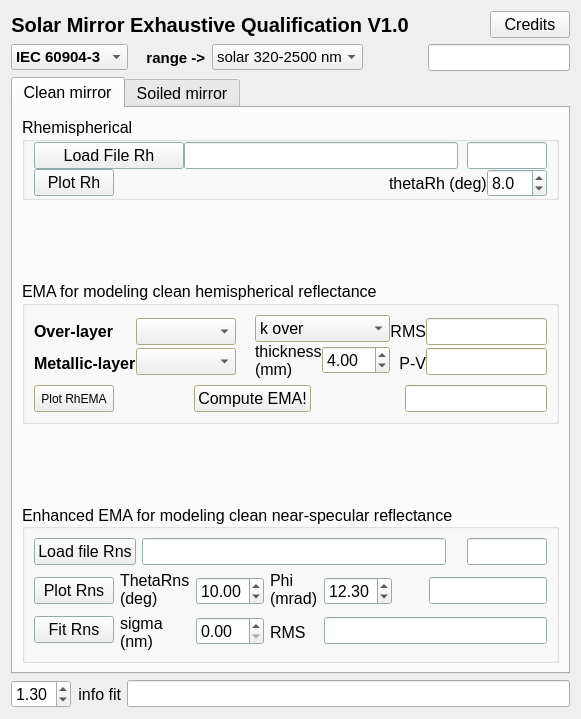
First picture: the form in Workspace/qtSource/SMEQ/SMEQ.ui, repository mmonty1960/SMEQ, before the edit.
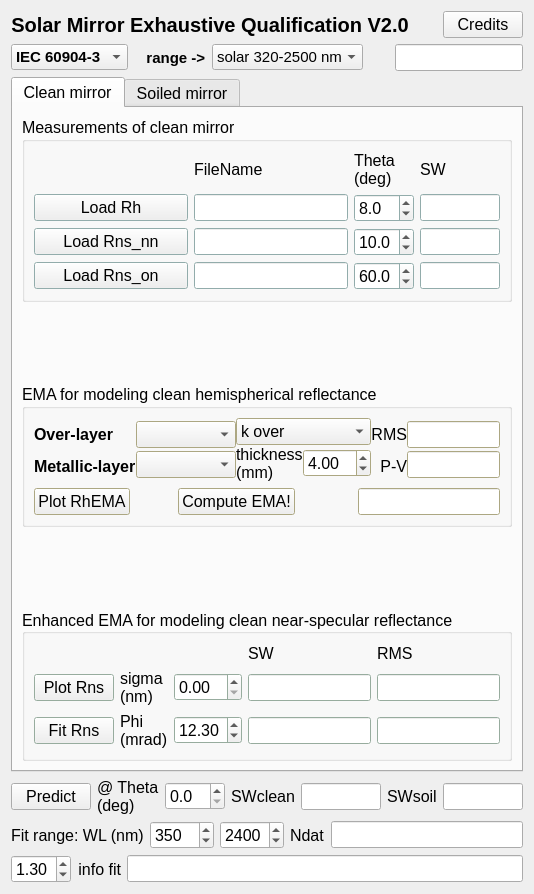
Second picture: the form after the edit.

```diff
--- a/Workspace/qtSource/SMEQ/SMEQ.ui
+++ b/Workspace/qtSource/SMEQ/SMEQ.ui
@@ -9,8 +9,8 @@
    <rect>
     <x>0</x>
     <y>0</y>
-    <width>581</width>
-    <height>719</height>
+    <width>534</width>
+    <height>894</height>
    </rect>
   </property>
   <property name="maximumSize">
@@ -28,7 +28,7 @@
   <property name="windowTitle">
    <string>SMEQ</string>
   </property>
-  <layout class="QVBoxLayout" name="verticalLayout_8">
+  <layout class="QVBoxLayout" name="verticalLayout_2">
    <item>
     <layout class="QHBoxLayout" name="horizontalLayout_14">
      <item>
@@ -40,7 +40,7 @@
         </font>
        </property>
        <property name="text">
-        <string>Solar Mirror Exhaustive Qualification V1.0</string>
+        <string>Solar Mirror Exhaustive Qualification V2.0</string>
        </property>
        <property name="alignment">
         <set>Qt::AlignmentFlag::AlignCenter</set>
@@ -247,102 +247,74 @@
           </font>
          </property>
          <property name="title">
-          <string>Rhemispherical</string>
+          <string>Measurements of clean mirror</string>
          </property>
-         <layout class="QHBoxLayout" name="horizontalLayout_5" stretch="1">
-          <property name="topMargin">
-           <number>0</number>
-          </property>
-          <property name="bottomMargin">
-           <number>0</number>
-          </property>
+         <layout class="QVBoxLayout" name="verticalLayout_8">
           <item>
            <layout class="QVBoxLayout" name="verticalLayout_9">
             <property name="spacing">
              <number>0</number>
             </property>
+           </layout>
+          </item>
             <item>
-             <layout class="QHBoxLayout" name="horizontalLayout_3">
-              <item>
+           <layout class="QGridLayout" name="gridLayout_3">
+            <item row="3" column="3">
+             <widget class="QLineEdit" name="lineEdit_meanRnsOn">
+              <property name="maximumSize">
+               <size>
+                <width>80</width>
+                <height>16777215</height>
+               </size>
+              </property>
+             </widget>
+            </item>
+            <item row="2" column="3">
+             <widget class="QLineEdit" name="lineEdit_meanRnsNn">
+              <property name="maximumSize">
+               <size>
+                <width>80</width>
+                <height>16777215</height>
+               </size>
+              </property>
+             </widget>
+            </item>
+            <item row="0" column="3">
+             <widget class="QLabel" name="label_37">
+              <property name="text">
+               <string>SW</string>
+              </property>
+             </widget>
+            </item>
+            <item row="3" column="2">
+             <widget class="QDoubleSpinBox" name="dSB_thetaRnsOn">
+              <property name="decimals">
+               <number>1</number>
+              </property>
+              <property name="maximum">
+               <double>90.000000000000000</double>
+              </property>
+              <property name="value">
+               <double>60.000000000000000</double>
+              </property>
+             </widget>
+            </item>
+            <item row="1" column="0">
                <widget class="QPushButton" name="pushButton_loadRh">
-                <property name="sizePolicy">
-                 <sizepolicy hsizetype="Expanding" vsizetype="Fixed">
-                  <horstretch>0</horstretch>
-                  <verstretch>0</verstretch>
-                 </sizepolicy>
-                </property>
-                <property name="maximumSize">
-                 <size>
-                  <width>150</width>
-                  <height>16777215</height>
-                 </size>
-                </property>
                 <property name="text">
-                 <string>Load File Rh</string>
+               <string>Load Rh</string>
                 </property>
                </widget>
               </item>
-              <item>
-               <widget class="QLineEdit" name="lineEditRh">
-                <property name="sizePolicy">
-                 <sizepolicy hsizetype="Expanding" vsizetype="Expanding">
-                  <horstretch>0</horstretch>
-                  <verstretch>0</verstretch>
-                 </sizepolicy>
-                </property>
-               </widget>
-              </item>
-              <item>
-               <widget class="QLabel" name="label_2">
-                <property name="sizePolicy">
-                 <sizepolicy hsizetype="Minimum" vsizetype="Minimum">
-                  <horstretch>0</horstretch>
-                  <verstretch>0</verstretch>
-                 </sizepolicy>
-                </property>
-                <property name="maximumSize">
-                 <size>
-                  <width>16777215</width>
-                  <height>16777215</height>
-                 </size>
-                </property>
+            <item row="2" column="0">
+             <widget class="QPushButton" name="pushButton_loadRnsNn">
                 <property name="text">
-                 <string>&lt;Rh&gt;</string>
-                </property>
-                <property name="alignment">
-                 <set>Qt::AlignmentFlag::AlignCenter</set>
-                </property>
-               </widget>
-              </item>
-              <item>
-               <widget class="QLineEdit" name="lineEdit_meanRh">
-                <property name="sizePolicy">
-                 <sizepolicy hsizetype="Expanding" vsizetype="Expanding">
-                  <horstretch>0</horstretch>
-                  <verstretch>0</verstretch>
-                 </sizepolicy>
-                </property>
-                <property name="maximumSize">
-                 <size>
-                  <width>80</width>
-                  <height>16777215</height>
-                 </size>
-                </property>
-               </widget>
-              </item>
-             </layout>
-            </item>
-            <item>
-             <layout class="QHBoxLayout" name="horizontalLayout_4">
-              <item>
-               <widget class="QPushButton" name="pushButton_plotRh">
-                <property name="text">
-                 <string>Plot Rh</string>
-                </property>
-               </widget>
-              </item>
-              <item>
-               <spacer name="horizontalSpacer_8">
+               <string>Load Rns_nn</string>
+              </property>
+             </widget>
+            </item>
+            <item row="0" column="0">
+             <spacer name="horizontalSpacer_4">
                 <property name="orientation">
                  <enum>Qt::Orientation::Horizontal</enum>
                 </property>
@@ -354,14 +326,15 @@
                 </property>
                </spacer>
               </item>
-              <item>
-               <widget class="QLabel" name="label_13">
+            <item row="0" column="2">
+             <widget class="QLabel" name="label_36">
                 <property name="text">
-                 <string>thetaRh (deg)</string>
+               <string>Theta
+(deg)</string>
                 </property>
                </widget>
               </item>
-              <item>
+            <item row="1" column="2">
                <widget class="QDoubleSpinBox" name="dSB_thetaRh">
                 <property name="decimals">
                  <number>1</number>
@@ -374,7 +347,51 @@
                 </property>
                </widget>
               </item>
-             </layout>
+            <item row="0" column="1">
+             <widget class="QLabel" name="label_35">
+              <property name="text">
+               <string>FileName</string>
+              </property>
+             </widget>
+            </item>
+            <item row="2" column="2">
+             <widget class="QDoubleSpinBox" name="dSB_thetaRnsNn">
+              <property name="decimals">
+               <number>1</number>
+              </property>
+              <property name="maximum">
+               <double>90.000000000000000</double>
+              </property>
+              <property name="value">
+               <double>10.000000000000000</double>
+              </property>
+             </widget>
+            </item>
+            <item row="1" column="3">
+             <widget class="QLineEdit" name="lineEdit_meanRh">
+              <property name="maximumSize">
+               <size>
+                <width>80</width>
+                <height>16777215</height>
+               </size>
+              </property>
+             </widget>
+            </item>
+            <item row="3" column="0">
+             <widget class="QPushButton" name="pushButton_loadRnsOn">
+              <property name="text">
+               <string>Load Rns_on</string>
+              </property>
+             </widget>
+            </item>
+            <item row="3" column="1">
+             <widget class="QLineEdit" name="lineEdit_RnsOn"/>
+            </item>
+            <item row="1" column="1">
+             <widget class="QLineEdit" name="lineEdit_Rh"/>
+            </item>
+            <item row="2" column="1">
+             <widget class="QLineEdit" name="lineEdit_RnsNn"/>
             </item>
            </layout>
           </item>
@@ -648,7 +665,7 @@
               </property>
               <property name="font">
                <font>
-                <pointsize>9</pointsize>
+                <pointsize>12</pointsize>
                 <bold>false</bold>
                 <strikeout>false</strikeout>
                </font>
@@ -781,67 +798,68 @@
          </property>
          <layout class="QVBoxLayout" name="verticalLayout_17">
           <item>
-           <layout class="QHBoxLayout" name="horizontalLayout_11">
-            <item>
-             <widget class="QPushButton" name="pushButton_loadRns">
-              <property name="text">
-               <string>Load file Rns</string>
+           <layout class="QGridLayout" name="gridLayout_4">
+            <item row="0" column="0">
+             <spacer name="horizontalSpacer_3">
+              <property name="orientation">
+               <enum>Qt::Orientation::Horizontal</enum>
               </property>
-             </widget>
+              <property name="sizeHint" stdset="0">
+               <size>
+                <width>40</width>
+                <height>20</height>
+               </size>
+              </property>
+             </spacer>
             </item>
-            <item>
-             <widget class="QLineEdit" name="lineEdit_Rns"/>
+            <item row="0" column="1">
+             <spacer name="horizontalSpacer_7">
+              <property name="orientation">
+               <enum>Qt::Orientation::Horizontal</enum>
+              </property>
+              <property name="sizeHint" stdset="0">
+               <size>
+                <width>40</width>
+                <height>20</height>
+               </size>
+              </property>
+             </spacer>
             </item>
-            <item>
-             <widget class="QLabel" name="label_11">
+            <item row="0" column="2">
+             <spacer name="horizontalSpacer_8">
+              <property name="orientation">
+               <enum>Qt::Orientation::Horizontal</enum>
+              </property>
+              <property name="sizeHint" stdset="0">
+               <size>
+                <width>40</width>
+                <height>20</height>
+               </size>
+              </property>
+             </spacer>
+            </item>
+            <item row="0" column="3">
+             <widget class="QLabel" name="label_2">
               <property name="text">
-               <string>&lt;RnsE&gt;</string>
+               <string>SW</string>
               </property>
              </widget>
             </item>
-            <item>
-             <widget class="QLineEdit" name="lineEdit_meanRnsExp">
-              <property name="maximumSize">
-               <size>
-                <width>80</width>
-                <height>16777215</height>
-               </size>
+            <item row="0" column="4">
+             <widget class="QLabel" name="label_8">
+              <property name="text">
+               <string>RMS</string>
               </property>
              </widget>
             </item>
-           </layout>
-          </item>
-          <item>
-           <layout class="QHBoxLayout" name="horizontalLayout_13">
-            <item>
-             <layout class="QVBoxLayout" name="verticalLayout_2">
-              <item>
+            <item row="1" column="0">
                <widget class="QPushButton" name="pushButton_PlotRns">
                 <property name="text">
                  <string>Plot Rns</string>
                 </property>
                </widget>
               </item>
-              <item>
-               <widget class="QPushButton" name="pushButton_fitRns">
-                <property name="text">
-                 <string>Fit Rns</string>
-                </property>
-               </widget>
-              </item>
-             </layout>
-            </item>
-            <item>
-             <layout class="QVBoxLayout" name="verticalLayout_4">
-              <item>
-               <widget class="QLabel" name="label_10">
-                <property name="text">
-                 <string>ThetaRns
-(deg)</string>
-                </property>
-               </widget>
-              </item>
-              <item>
+            <item row="1" column="1">
                <widget class="QLabel" name="label">
                 <property name="text">
                  <string>sigma
@@ -849,28 +867,23 @@
                 </property>
                </widget>
               </item>
-             </layout>
-            </item>
-            <item>
-             <layout class="QVBoxLayout" name="verticalLayout_11">
-              <item>
-               <widget class="QDoubleSpinBox" name="dSB_thetaRns">
-                <property name="maximum">
-                 <double>90.000000000000000</double>
-                </property>
-                <property name="value">
-                 <double>10.000000000000000</double>
-                </property>
-               </widget>
-              </item>
-              <item>
+            <item row="1" column="2">
                <widget class="QDoubleSpinBox" name="dSB_sigmaClean"/>
               </item>
-             </layout>
+            <item row="1" column="3">
+             <widget class="QLineEdit" name="lineEdit_swRnsNnCalc"/>
             </item>
-            <item>
-             <layout class="QVBoxLayout" name="verticalLayout_10">
-              <item>
+            <item row="1" column="4">
+             <widget class="QLineEdit" name="lineEdit_RMS_RnsNnCalc"/>
+            </item>
+            <item row="2" column="0">
+             <widget class="QPushButton" name="pushButton_fitRns">
+              <property name="text">
+               <string>Fit Rns</string>
+              </property>
+             </widget>
+            </item>
+            <item row="2" column="1">
                <widget class="QLabel" name="label_9">
                 <property name="text">
                  <string>Phi
@@ -878,55 +891,18 @@
                 </property>
                </widget>
               </item>
-              <item>
-               <widget class="QLabel" name="label_8">
-                <property name="text">
-                 <string>RMS</string>
-                </property>
-               </widget>
-              </item>
-             </layout>
-            </item>
-            <item>
-             <layout class="QVBoxLayout" name="verticalLayout_14">
-              <item>
-               <layout class="QHBoxLayout" name="horizontalLayout_7">
-                <item>
+            <item row="2" column="2">
                  <widget class="QDoubleSpinBox" name="dSB_Phi">
                   <property name="value">
                    <double>12.300000000000001</double>
                   </property>
                  </widget>
                 </item>
-                <item>
-                 <spacer name="horizontalSpacer_7">
-                  <property name="orientation">
-                   <enum>Qt::Orientation::Horizontal</enum>
-                  </property>
-                  <property name="sizeHint" stdset="0">
-                   <size>
-                    <width>40</width>
-                    <height>20</height>
-                   </size>
-                  </property>
-                 </spacer>
-                </item>
-                <item>
-                 <widget class="QLabel" name="label_30">
-                  <property name="text">
-                   <string>&lt;RnsC&gt;</string>
-                  </property>
-                 </widget>
-                </item>
-                <item>
-                 <widget class="QLineEdit" name="lineEdit_meanRnsCalc"/>
-                </item>
-               </layout>
-              </item>
-              <item>
-               <widget class="QLineEdit" name="lineEdit_RMSfit"/>
-              </item>
-             </layout>
+            <item row="2" column="3">
+             <widget class="QLineEdit" name="lineEdit_swRnsOnCalc"/>
+            </item>
+            <item row="2" column="4">
+             <widget class="QLineEdit" name="lineEdit_RMS_RnsOnCalc"/>
             </item>
            </layout>
           </item>
@@ -1388,55 +1364,6 @@
              </item>
             </layout>
            </item>
-           <item>
-            <layout class="QHBoxLayout" name="horizontalLayout_8">
-             <item>
-              <widget class="QLabel" name="label_26">
-               <property name="text">
-                <string>WL (nm)</string>
-               </property>
-              </widget>
-             </item>
-             <item>
-              <widget class="QDoubleSpinBox" name="doubleSpinBox_Xmin">
-               <property name="decimals">
-                <number>0</number>
-               </property>
-               <property name="minimum">
-                <double>250.000000000000000</double>
-               </property>
-               <property name="maximum">
-                <double>2500.000000000000000</double>
-               </property>
-               <property name="singleStep">
-                <double>1.000000000000000</double>
-               </property>
-               <property name="value">
-                <double>250.000000000000000</double>
-               </property>
-              </widget>
-             </item>
-             <item>
-              <widget class="QDoubleSpinBox" name="doubleSpinBox_Xmax">
-               <property name="decimals">
-                <number>0</number>
-               </property>
-               <property name="minimum">
-                <double>250.000000000000000</double>
-               </property>
-               <property name="maximum">
-                <double>2500.000000000000000</double>
-               </property>
-               <property name="singleStep">
-                <double>1.000000000000000</double>
-               </property>
-               <property name="value">
-                <double>2500.000000000000000</double>
-               </property>
-              </widget>
-             </item>
-            </layout>
-           </item>
            <item>
             <spacer name="verticalSpacer_2">
              <property name="orientation">
@@ -1467,20 +1394,25 @@
           </layout>
          </item>
         </layout>
+       </item>
+      </layout>
+     </widget>
+    </widget>
        </item>
        <item>
         <layout class="QHBoxLayout" name="horizontalLayout_16">
          <item>
           <widget class="QPushButton" name="pushButton_RnsPrediction">
            <property name="text">
-            <string>Predict Rns</string>
+        <string>Predict</string>
            </property>
           </widget>
          </item>
          <item>
           <widget class="QLabel" name="label_23">
            <property name="text">
-            <string>ThetaPrediction (deg)</string>
+        <string>@ Theta
+(deg)</string>
            </property>
           </widget>
          </item>
@@ -1497,18 +1429,83 @@
          <item>
           <widget class="QLabel" name="label_25">
            <property name="text">
-            <string>&lt;RnsSoiled&gt;</string>
+        <string>SWclean</string>
            </property>
           </widget>
          </item>
          <item>
-          <widget class="QLineEdit" name="lineEdit_meanRnsSoilPre"/>
-         </item>
-        </layout>
-       </item>
-      </layout>
-     </widget>
-    </widget>
+      <widget class="QLineEdit" name="lineEdit_SWclean"/>
+     </item>
+     <item>
+      <widget class="QLabel" name="label_10">
+       <property name="text">
+        <string>SWsoil</string>
+       </property>
+      </widget>
+     </item>
+     <item>
+      <widget class="QLineEdit" name="lineEdit_SWsoil"/>
+     </item>
+    </layout>
+   </item>
+   <item>
+    <layout class="QHBoxLayout" name="horizontalLayout_8">
+     <item>
+      <widget class="QLabel" name="label_26">
+       <property name="text">
+        <string>Fit range: WL (nm)</string>
+       </property>
+      </widget>
+     </item>
+     <item>
+      <widget class="QDoubleSpinBox" name="doubleSpinBox_Xmin">
+       <property name="decimals">
+        <number>0</number>
+       </property>
+       <property name="minimum">
+        <double>250.000000000000000</double>
+       </property>
+       <property name="maximum">
+        <double>2500.000000000000000</double>
+       </property>
+       <property name="singleStep">
+        <double>1.000000000000000</double>
+       </property>
+       <property name="value">
+        <double>350.000000000000000</double>
+       </property>
+      </widget>
+     </item>
+     <item>
+      <widget class="QDoubleSpinBox" name="doubleSpinBox_Xmax">
+       <property name="decimals">
+        <number>0</number>
+       </property>
+       <property name="minimum">
+        <double>250.000000000000000</double>
+       </property>
+       <property name="maximum">
+        <double>2500.000000000000000</double>
+       </property>
+       <property name="singleStep">
+        <double>1.000000000000000</double>
+       </property>
+       <property name="value">
+        <double>2400.000000000000000</double>
+       </property>
+      </widget>
+     </item>
+     <item>
+      <widget class="QLabel" name="label_31">
+       <property name="text">
+        <string>Ndat</string>
+       </property>
+      </widget>
+     </item>
+     <item>
+      <widget class="QLineEdit" name="lineEdit_Ndat"/>
+     </item>
+    </layout>
    </item>
    <item>
     <layout class="QHBoxLayout" name="horizontalLayout_15">
```
Left out of the diff: 114 changed lines with no effect on the pictures. Lines whose indentation alone changed are shown as unchanged.
